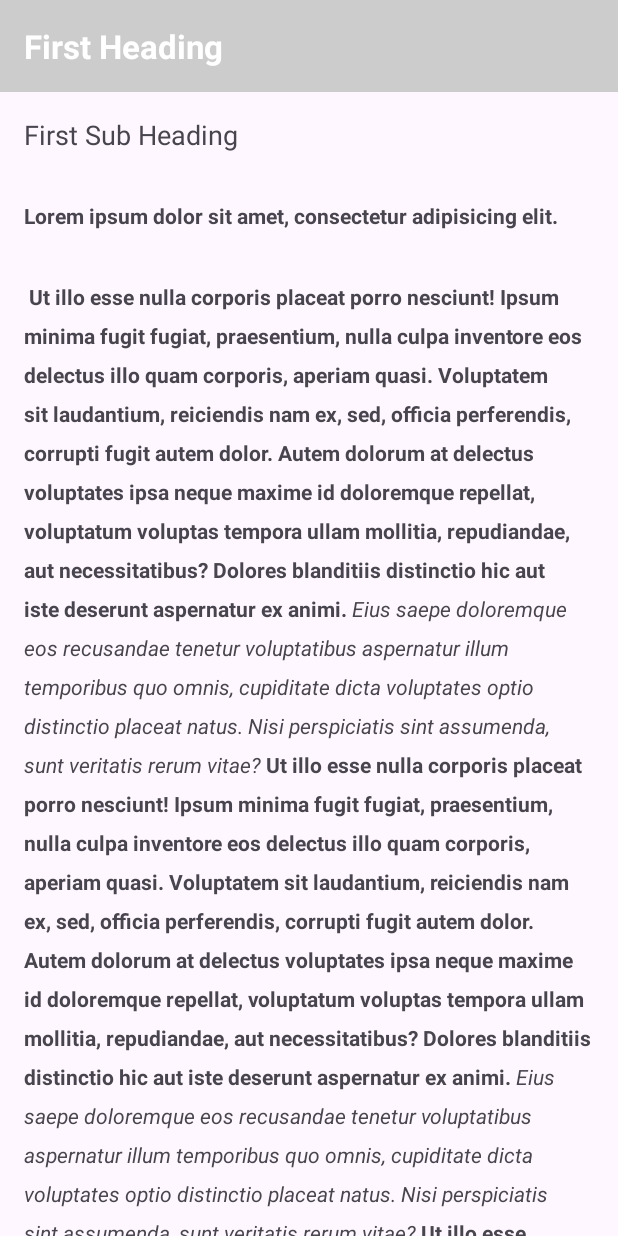
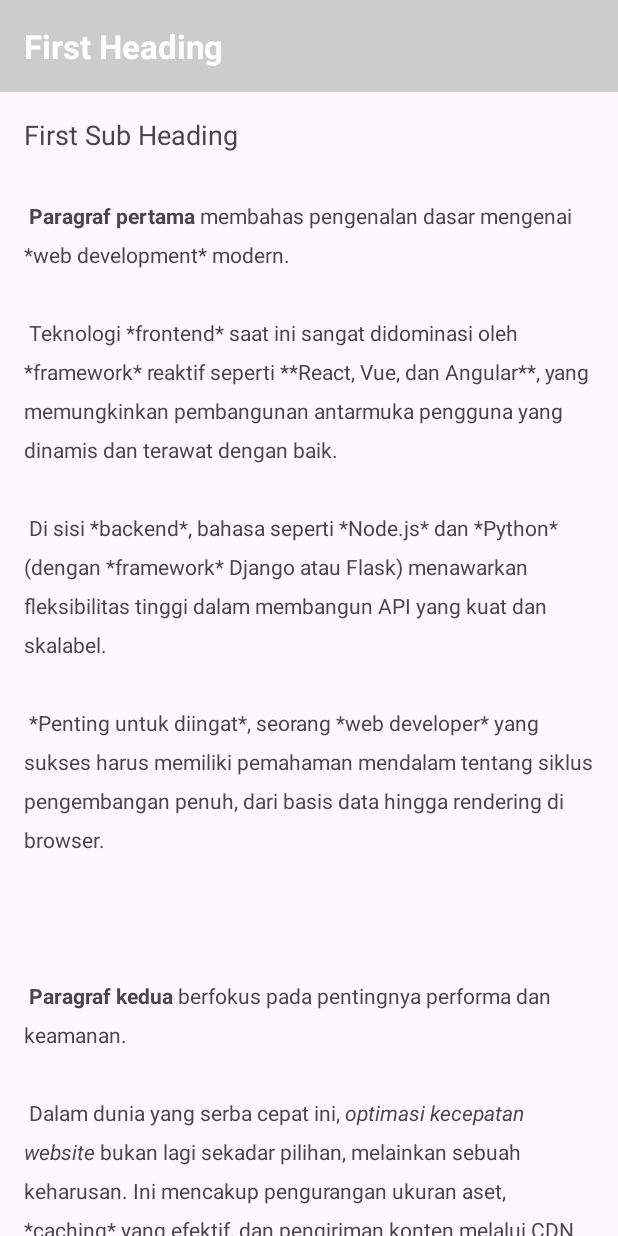
Before and after one commit to barfaibista-cmyk/android-scrolling-text, an Android app: the screen it shows after launch (MainActivity), on a phone screen of 412 x 824 dp. Run offline under Robolectric (Android 15) with nearby library versions, the phone set to English and light mode, and no system bars.

Commit message:
(fix) resources strings.xml

```diff
--- a/app/src/main/res/values/strings.xml
+++ b/app/src/main/res/values/strings.xml
@@ -3,17 +3,22 @@
   <string name="app_name">Scrolling Text</string>
   <string name="article_title">First Heading</string>
   <string name="article_subtitle">First Sub Heading</string>
-  <string name="article_text"><b>Lorem ipsum dolor sit amet, consectetur adipisicing elit.</b>\n\n
-  <b>Ut illo esse nulla corporis placeat porro nesciunt! Ipsum minima fugit fugiat, praesentium, nulla culpa inventore eos delectus illo quam corporis, aperiam quasi. Voluptatem sit laudantium, reiciendis nam ex, sed, officia perferendis, corrupti fugit autem dolor.</b>
-  <b>Autem dolorum at delectus voluptates ipsa neque maxime id doloremque repellat, voluptatum voluptas tempora ullam mollitia, repudiandae, aut necessitatibus? Dolores blanditiis distinctio hic aut iste deserunt aspernatur ex animi.</b>
+  <string name="article_text">
+    <b>Paragraf pertama</b> membahas pengenalan dasar mengenai *web development* modern. \n\n
+    Teknologi *frontend* saat ini sangat didominasi oleh *framework* reaktif seperti **React, Vue, dan Angular**, yang memungkinkan pembangunan antarmuka pengguna yang dinamis dan terawat dengan baik.
+    \n\n
+    Di sisi *backend*, bahasa seperti *Node.js* dan *Python* (dengan *framework* Django atau Flask) menawarkan fleksibilitas tinggi dalam membangun API yang kuat dan skalabel.
+    \n\n
+    *Penting untuk diingat*, seorang *web developer* yang sukses harus memiliki pemahaman mendalam tentang siklus pengembangan penuh, dari basis data hingga rendering di browser.
 
-  <i>Eius saepe doloremque eos recusandae tenetur voluptatibus aspernatur illum temporibus quo omnis, cupiditate dicta voluptates optio distinctio placeat natus. Nisi perspiciatis sint assumenda, sunt veritatis rerum vitae?</i>
-  <b>Ut illo esse nulla corporis placeat porro nesciunt! Ipsum minima fugit fugiat, praesentium, nulla culpa inventore eos delectus illo quam corporis, aperiam quasi. Voluptatem sit laudantium, reiciendis nam ex, sed, officia perferendis, corrupti fugit autem dolor.</b>
-  <b>Autem dolorum at delectus voluptates ipsa neque maxime id doloremque repellat, voluptatum voluptas tempora ullam mollitia, repudiandae, aut necessitatibus? Dolores blanditiis distinctio hic aut iste deserunt aspernatur ex animi.</b>
+    \n\n
+    \n\n
 
-  <i>Eius saepe doloremque eos recusandae tenetur voluptatibus aspernatur illum temporibus quo omnis, cupiditate dicta voluptates optio distinctio placeat natus. Nisi perspiciatis sint assumenda, sunt veritatis rerum vitae?</i>
-  <b>Ut illo esse nulla corporis placeat porro nesciunt! Ipsum minima fugit fugiat, praesentium, nulla culpa inventore eos delectus illo quam corporis, aperiam quasi. Voluptatem sit laudantium, reiciendis nam ex, sed, officia perferendis, corrupti fugit autem dolor.</b>
-
-  <b>Autem dolorum at delectus voluptates ipsa neque maxime id doloremque repellat, voluptatum voluptas tempora ullam mollitia, repudiandae, aut necessitatibus? Dolores blanditiis distinctio hic aut iste deserunt aspernatur ex animi.</b>
-  <b>Eius saepe doloremque eos recusandae tenetur voluptatibus aspernatur illum temporibus quo omnis, cupiditate dicta voluptates optio distinctio placeat natus. Nisi perspiciatis sint assumenda, sunt veritatis rerum vitae?</b></string>
+    <b>Paragraf kedua</b> berfokus pada pentingnya performa dan keamanan.
+    \n\n
+    Dalam dunia yang serba cepat ini, <i>optimasi kecepatan website</i> bukan lagi sekadar pilihan, melainkan sebuah keharusan. Ini mencakup pengurangan ukuran aset, *caching* yang efektif, dan pengiriman konten melalui CDN (Content Delivery Network).
+    \n\n
+    Selain performa, aspek **keamanan** tidak boleh diabaikan. \n\n
+    Ancaman umum seperti *Cross-Site Scripting* (XSS) dan *SQL Injection* memerlukan perhatian serius, dan pemahaman tentang praktik pengodean yang aman adalah kunci utama untuk melindungi pengguna dan data sensitif aplikasi.
+</string>
 </resources>
--- a/app/src/main/res/values/themes.xml
+++ b/app/src/main/res/values/themes.xml
@@ -4,15 +4,4 @@
   </style>
 
   <style name="AppTheme" parent="Base.AppTheme" />
-  <!--
-    <style name="TextAppearance.ArticleHeading">
-      <item name="android:textAppearance">@android:style/TextAppearance.DeviceDefault.Large</item>
-      <item name="android:textColor">@android:color/white</item>
-      <item name="android:textStyle">bold</item>
-    </style>
-
-    <style name="TextAppearance.ArticleSubheading">
-      <item name="android:textAppearance">@android:style/TextAppearance.DeviceDefault</item>
-    </style>
-  -->
 </resources>
```
Also changed, not shown: 1 other file.
